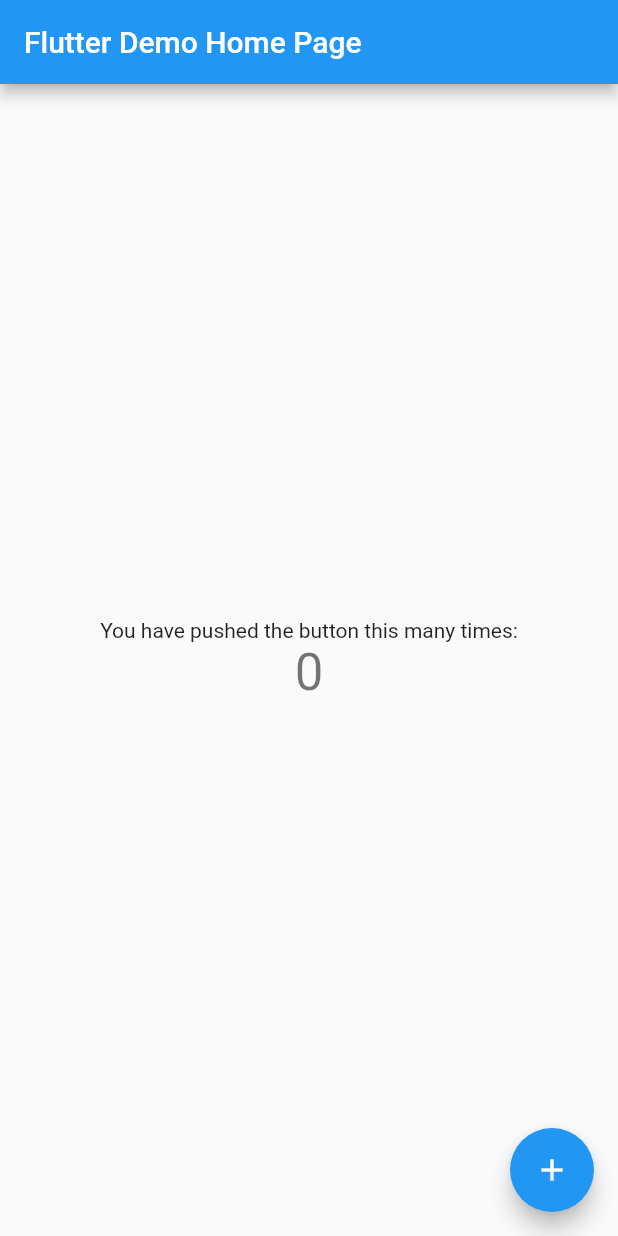
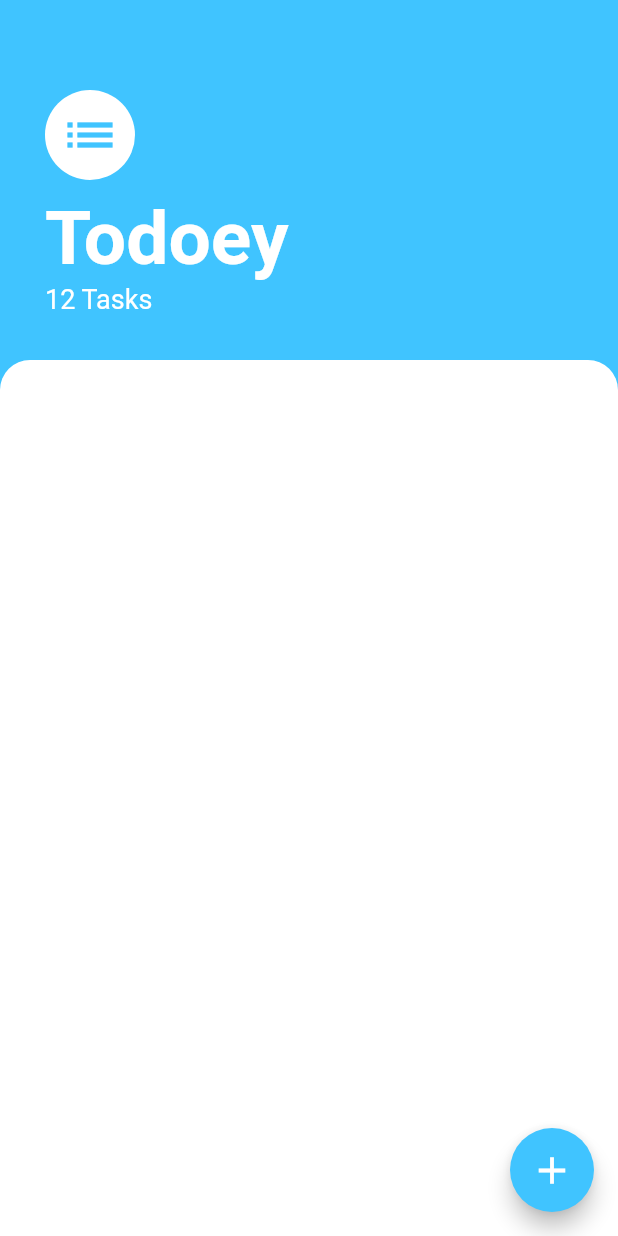
Before and after one commit to Gonzz-96/flutter-bootcamp-projects, a Flutter app: the screen it shows after launch, on a phone screen of 412 x 824 dp. Run offline on Flutter 3.47's test engine with Material 2 defaults, Android fonts, the phone set to English and light mode, and no system bars.

Commit message:
Create todoey app design.

```diff
--- a/todoey_app/lib/main.dart
+++ b/todoey_app/lib/main.dart
@@ -1,4 +1,5 @@
 import 'package:flutter/material.dart';
+import 'package:todoey_app/screens/task_screen.dart';
 
 void main() {
   runApp(MyApp());
@@ -9,109 +10,7 @@
   @override
   Widget build(BuildContext context) {
     return MaterialApp(
-      title: 'Flutter Demo',
-      theme: ThemeData(
-        // This is the theme of your application.
-        //
-        // Try running your application with "flutter run". You'll see the
-        // application has a blue toolbar. Then, without quitting the app, try
-        // changing the primarySwatch below to Colors.green and then invoke
-        // "hot reload" (press "r" in the console where you ran "flutter run",
-        // or simply save your changes to "hot reload" in a Flutter IDE).
-        // Notice that the counter didn't reset back to zero; the application
-        // is not restarted.
-        primarySwatch: Colors.blue,
-        // This makes the visual density adapt to the platform that you run
-        // the app on. For desktop platforms, the controls will be smaller and
-        // closer together (more dense) than on mobile platforms.
-        visualDensity: VisualDensity.adaptivePlatformDensity,
-      ),
-      home: MyHomePage(title: 'Flutter Demo Home Page'),
+      home: TaskScreen(),
     );
   }
 }
-
-class MyHomePage extends StatefulWidget {
-  MyHomePage({Key key, this.title}) : super(key: key);
-
-  // This widget is the home page of your application. It is stateful, meaning
-  // that it has a State object (defined below) that contains fields that affect
-  // how it looks.
-
-  // This class is the configuration for the state. It holds the values (in this
-  // case the title) provided by the parent (in this case the App widget) and
-  // used by the build method of the State. Fields in a Widget subclass are
-  // always marked "final".
-
-  final String title;
-
-  @override
-  _MyHomePageState createState() => _MyHomePageState();
-}
-
-class _MyHomePageState extends State<MyHomePage> {
-  int _counter = 0;
-
-  void _incrementCounter() {
-    setState(() {
-      // This call to setState tells the Flutter framework that something has
-      // changed in this State, which causes it to rerun the build method below
-      // so that the display can reflect the updated values. If we changed
-      // _counter without calling setState(), then the build method would not be
-      // called again, and so nothing would appear to happen.
-      _counter++;
-    });
-  }
-
-  @override
-  Widget build(BuildContext context) {
-    // This method is rerun every time setState is called, for instance as done
-    // by the _incrementCounter method above.
-    //
-    // The Flutter framework has been optimized to make rerunning build methods
-    // fast, so that you can just rebuild anything that needs updating rather
-    // than having to individually change instances of widgets.
-    return Scaffold(
-      appBar: AppBar(
-        // Here we take the value from the MyHomePage object that was created by
-        // the App.build method, and use it to set our appbar title.
-        title: Text(widget.title),
-      ),
-      body: Center(
-        // Center is a layout widget. It takes a single child and positions it
-        // in the middle of the parent.
-        child: Column(
-          // Column is also a layout widget. It takes a list of children and
-          // arranges them vertically. By default, it sizes itself to fit its
-          // children horizontally, and tries to be as tall as its parent.
-          //
-          // Invoke "debug painting" (press "p" in the console, choose the
-          // "Toggle Debug Paint" action from the Flutter Inspector in Android
-          // Studio, or the "Toggle Debug Paint" command in Visual Studio Code)
-          // to see the wireframe for each widget.
-          //
-          // Column has various properties to control how it sizes itself and
-          // how it positions its children. Here we use mainAxisAlignment to
-          // center the children vertically; the main axis here is the vertical
-          // axis because Columns are vertical (the cross axis would be
-          // horizontal).
-          mainAxisAlignment: MainAxisAlignment.center,
-          children: <Widget>[
-            Text(
-              'You have pushed the button this many times:',
-            ),
-            Text(
-              '$_counter',
-              style: Theme.of(context).textTheme.headline4,
-            ),
-          ],
-        ),
-      ),
-      floatingActionButton: FloatingActionButton(
-        onPressed: _incrementCounter,
-        tooltip: 'Increment',
-        child: Icon(Icons.add),
-      ), // This trailing comma makes auto-formatting nicer for build methods.
-    );
-  }
-}
--- /dev/null
+++ b/todoey_app/lib/screens/task_screen.dart
@@ -0,0 +1,66 @@
+import 'package:flutter/material.dart';
+
+class TaskScreen extends StatelessWidget {
+  @override
+  Widget build(BuildContext context) {
+    return Scaffold(
+      floatingActionButton: FloatingActionButton(
+        backgroundColor: Colors.lightBlueAccent,
+        child: Icon(
+          Icons.add,
+          size: 30,
+        ),
+      ),
+      backgroundColor: Colors.lightBlueAccent,
+      body: Column(
+        crossAxisAlignment: CrossAxisAlignment.start,
+        children: [
+          Container(
+            padding: EdgeInsets.all(30).copyWith(top: 60),
+            child: Column(
+              crossAxisAlignment: CrossAxisAlignment.start,
+              children: [
+                CircleAvatar(
+                  child: Icon(
+                    Icons.list,
+                    size: 40,
+                    color: Colors.lightBlueAccent,
+                  ),
+                  radius: 30.0,
+                  backgroundColor: Colors.white,
+                ),
+                SizedBox(height: 10.0),
+                Text(
+                  'Todoey',
+                  style: TextStyle(
+                    color: Colors.white,
+                    fontSize: 50,
+                    fontWeight: FontWeight.w700,
+                  ),
+                ),
+                Text(
+                  '12 Tasks',
+                  style: TextStyle(
+                    color: Colors.white,
+                    fontSize: 18,
+                  ),
+                ),
+              ],
+            ),
+          ),
+          Expanded(
+            child: Container(
+              decoration: BoxDecoration(
+                color: Colors.white,
+                borderRadius: BorderRadius.only(
+                  topLeft: Radius.circular(20),
+                  topRight: Radius.circular(20.0),
+                ),
+              ),
+            ),
+          ),
+        ],
+      ),
+    );
+  }
+}
```
